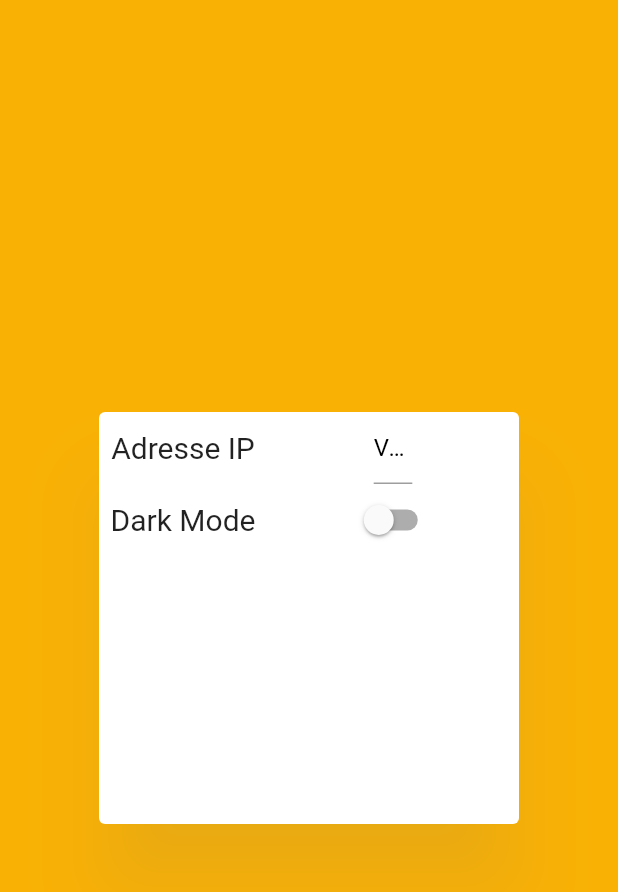
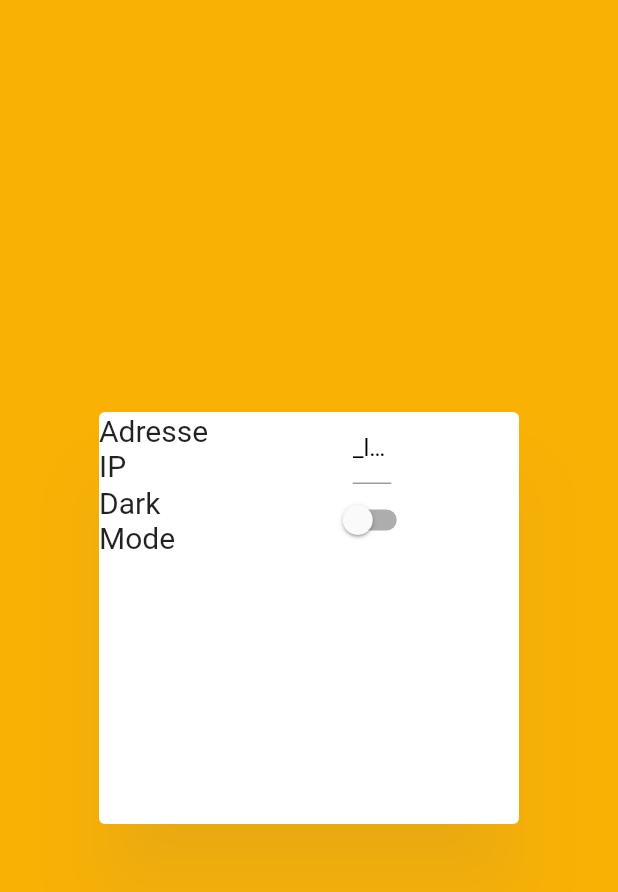
Before and after one commit to Rulio974/DMARC-Flutter-Viewer, a Flutter app: the ParamDialog widget shown alone on an empty page, opened directly, on a phone screen of 412 x 824 dp. Shown: the top 892 px of the screen. Run offline on Flutter 3.47's test engine with Material 2 defaults, Android fonts, the light colour scheme and no system bars; our stand-ins replace file_picker, google_fonts, shared_preferences; missing offline and left inert: pluto_grid; accounts and stored records are empty.

Commit message:
SP params

```diff
--- a/lib/tabs/tab_params.dart
+++ b/lib/tabs/tab_params.dart
@@ -12,25 +12,48 @@ class ParamDialog extends StatefulWidget {
 }
 
 class _ParamDialogState extends State<ParamDialog> {
-  final TextEditingController ipController = TextEditingController();
+  late TextEditingController ipController = TextEditingController();
+  // late FocusNode ipFocusNode;
+  String ip_controller = "";
+
+  @override
+  void initState() {
+    super.initState();
+    _loadIpAddress().then((value) {
+      ip_controller = value;
+    });
+  }
+
+  Future<String> _loadIpAddress() async {
+    SharedPreferences prefs = await SharedPreferences.getInstance();
+    return prefs.getString('ip_address') ?? "";
+  }
+
+  // Future<void> _saveIpAddress() async {
+  //   if (!ipFocusNode.hasFocus) {
+  //     SharedPreferences prefs = await SharedPreferences.getInstance();
+  //     await prefs.setString('ip_address', ipController.text);
+  //   }
+  // }
 
   @override
   Widget build(BuildContext context) {
     var height = MediaQuery.of(context).size.height;
     var width = MediaQuery.of(context).size.width;
+    print(ip_controller);
     return Dialog(
       child: Container(
         height: height / 3,
-        width: width / 3,
+        width: width / 2,
         child: Table(
           defaultVerticalAlignment: TableCellVerticalAlignment.middle,
-          columnWidths: const {
-            0: FractionColumnWidth(.4),
-            1: FractionColumnWidth(.6),
+          columnWidths: {
+            0: FractionColumnWidth(.3),
+            1: FractionColumnWidth(.7),
           },
           children: [
             TableRow(children: [
-              const Center(
+              Center(
                 child: Text(
                   "Adresse IP",
                   style: TextStyle(fontSize: 20),
@@ -41,15 +64,14 @@ class _ParamDialogState extends State<ParamDialog> {
                   width: width / 16,
                   child: TextField(
                     controller: ipController,
-                    decoration: const InputDecoration(
-                      hintText: "Votre serveur",
-                    ),
+                    // focusNode: ipFocusNode,
+                    decoration: InputDecoration(hintText: "_loadIpAddress();"),
                   ),
                 ),
               ),
             ]),
             TableRow(children: [
-              const Center(
+              Center(
                 child: Text(
                   "Dark Mode",
                   style: TextStyle(fontSize: 20),
@@ -70,4 +92,11 @@ class _ParamDialogState extends State<ParamDialog> {
       ),
     );
   }
+
+  @override
+  void dispose() {
+    ipController.dispose();
+    // ipFocusNode.dispose();
+    super.dispose();
+  }
 }
```
Also changed, not shown: lib/main.dart (+13 -5 lines), lib/table.dart (+6 -6 lines), lib/tabs/params_row.dart (+44 -19 lines).
